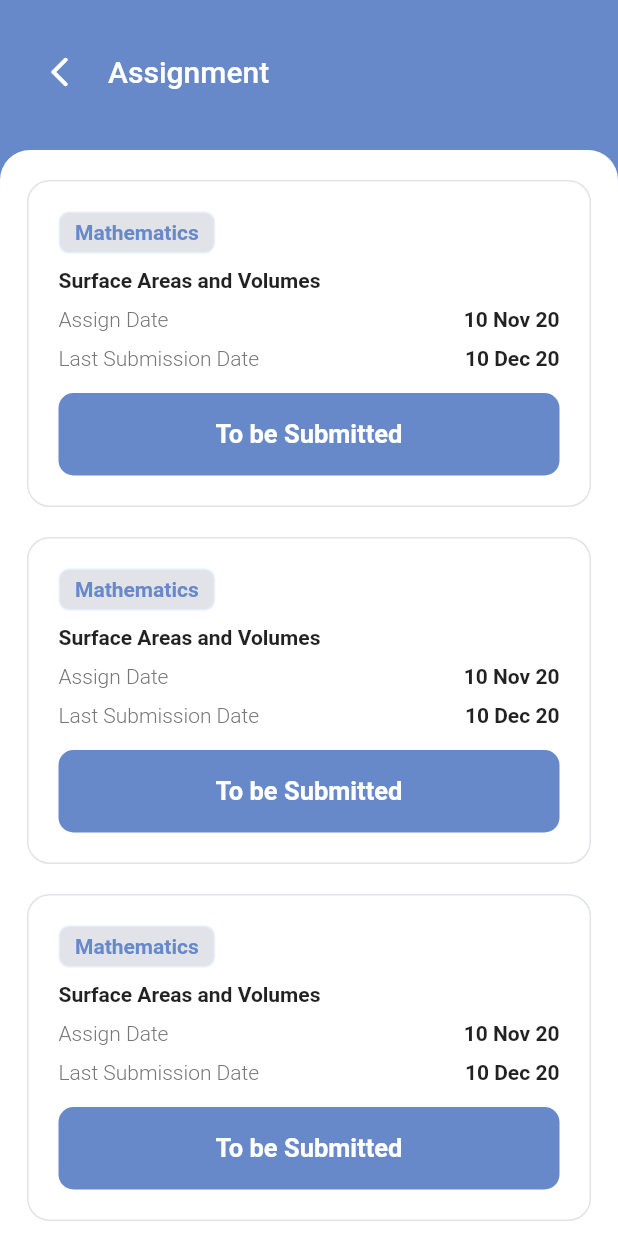
After one commit to ragaba287/ERP-School, a Flutter app: the Assignment screen opened directly, on a phone screen of 412 x 824 dp. The commit adds this screen. Run offline on Flutter 3.47's test engine with Material 2 defaults, Android fonts, the light colour scheme and no system bars; our stand-ins replace firebase_auth, firebase_core, get; missing offline and left inert: dart:ffi, your_splash; accounts and stored records are empty.

Commit message:
New Updates

```diff
--- /dev/null
+++ b/lib/assignment.dart
@@ -0,0 +1,168 @@
+import 'package:flutter/material.dart';
+
+class Assignment extends StatelessWidget {
+  @override
+  Widget build(BuildContext context) {
+    return Scaffold(
+      backgroundColor: Color(0xff6789CA),
+      appBar: PreferredSize(
+        preferredSize: Size.fromHeight(100),
+        child: Padding(
+          padding: EdgeInsets.only(top: 20.0),
+          child: AppBar(
+            backgroundColor: Colors.transparent,
+            elevation: 0,
+            leading: Padding(
+                padding: EdgeInsets.only(left: 20.0),
+                child: IconButton(
+                  onPressed: () {
+                    Navigator.of(context).pop();
+                  },
+                  icon: Icon(
+                    Icons.arrow_back_ios_rounded,
+                  ),
+                )),
+            title: Text(
+              'Assignment',
+              style: TextStyle(
+                fontSize: 20,
+                fontWeight: FontWeight.w500,
+              ),
+            ),
+          ),
+        ),
+      ),
+      body: SingleChildScrollView(
+        child: Container(
+          decoration: BoxDecoration(
+            color: Colors.white,
+            borderRadius: BorderRadius.only(
+              topRight: Radius.circular(20),
+              topLeft: Radius.circular(20),
+            ),
+          ),
+          child: Padding(
+            padding: const EdgeInsets.only(
+                top: 20.0, left: 18, right: 18, bottom: 20),
+            child: Column(
+              children: [
+                AssignmetCard(),
+                AssignmetCard(),
+                AssignmetCard(),
+                AssignmetCard(),
+                AssignmetCard(),
+                AssignmetCard(),
+              ],
+            ),
+          ),
+        ),
+      ),
+    );
+  }
+}
+
+class AssignmetCard extends StatelessWidget {
+  const AssignmetCard({
+    Key key,
+  }) : super(key: key);
+
+  @override
+  Widget build(BuildContext context) {
+    return Container(
+      margin: EdgeInsets.only(bottom: 20),
+      padding: EdgeInsets.all(20),
+      decoration: BoxDecoration(
+        border: Border.all(color: Color(0xffE1E3E8)),
+        borderRadius: BorderRadius.circular(15),
+      ),
+      child: Column(
+        crossAxisAlignment: CrossAxisAlignment.start,
+        children: [
+          Container(
+            padding: EdgeInsets.symmetric(horizontal: 10, vertical: 5),
+            decoration: BoxDecoration(
+              color: Color(0xffE1E3E8),
+              border: Border.all(color: Color(0xffE6EFFF)),
+              borderRadius: BorderRadius.circular(7),
+            ),
+            child: Text(
+              'Mathematics',
+              style: TextStyle(
+                fontSize: 14,
+                fontWeight: FontWeight.w700,
+                color: Color(0xff6789CA),
+              ),
+            ),
+          ),
+          SizedBox(height: 10),
+          Text(
+            'Surface Areas and Volumes',
+            style: TextStyle(
+              fontSize: 14,
+              fontWeight: FontWeight.w700,
+            ),
+          ),
+          SizedBox(height: 10),
+          Row(
+            children: [
+              Text(
+                'Assign Date',
+                style: TextStyle(
+                  fontSize: 14,
+                  fontWeight: FontWeight.w300,
+                  color: Color(0xff777777),
+                ),
+              ),
+              Spacer(),
+              Text(
+                '10 Nov 20',
+                style: TextStyle(
+                  fontSize: 14,
+                  fontWeight: FontWeight.w700,
+                ),
+              ),
+            ],
+          ),
+          SizedBox(height: 10),
+          Row(
+            children: [
+              Text(
+                'Last Submission Date',
+                style: TextStyle(
+                  fontSize: 14,
+                  fontWeight: FontWeight.w300,
+                  color: Color(0xff777777),
+                ),
+              ),
+              Spacer(),
+              Text(
+                '10 Dec 20',
+                style: TextStyle(
+                  fontSize: 14,
+                  fontWeight: FontWeight.w700,
+                ),
+              ),
+            ],
+          ),
+          SizedBox(height: 15),
+          TextButton(
+            child: Text(
+              'To be Submitted',
+              style: TextStyle(
+                  color: Colors.white,
+                  fontSize: 17,
+                  fontWeight: FontWeight.w700),
+            ),
+            onPressed: () {},
+            style: TextButton.styleFrom(
+                minimumSize: Size(double.infinity, 55),
+                backgroundColor: Color(0xff6789CA),
+                shape: RoundedRectangleBorder(
+                  borderRadius: BorderRadius.all(Radius.circular(10)),
+                )),
+          )
+        ],
+      ),
+    );
+  }
+}
--- a/lib/main.dart
+++ b/lib/main.dart
@@ -14,7 +14,7 @@ void main() async {
     debugShowCheckedModeBanner: false,
     home: SplashScreen.timed(
       seconds: 5,
-      route: MaterialPageRoute(builder: (_) => LoginScreen()),
+      route: MaterialPageRoute(builder: (_) => Home()),
       body: Scaffold(
         body: InkWell(
             child: Stack(
```
Also changed, not shown: lib/home.dart (+11 -0 lines), lib/time_table.dart (added, +123 -0 lines).
